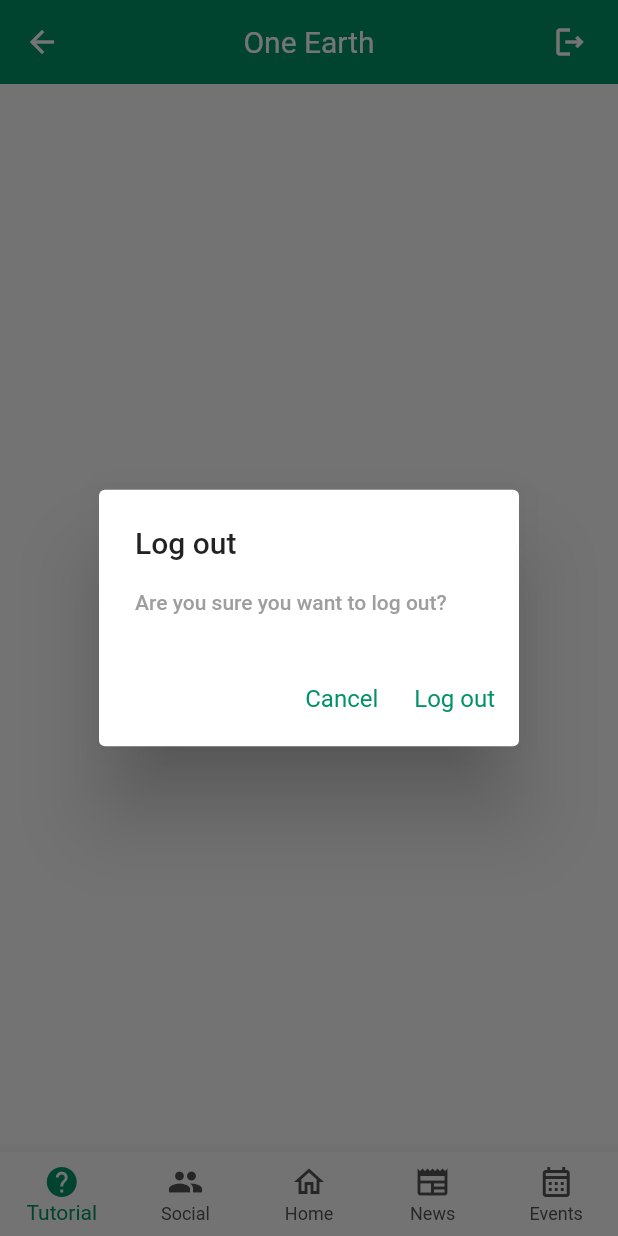
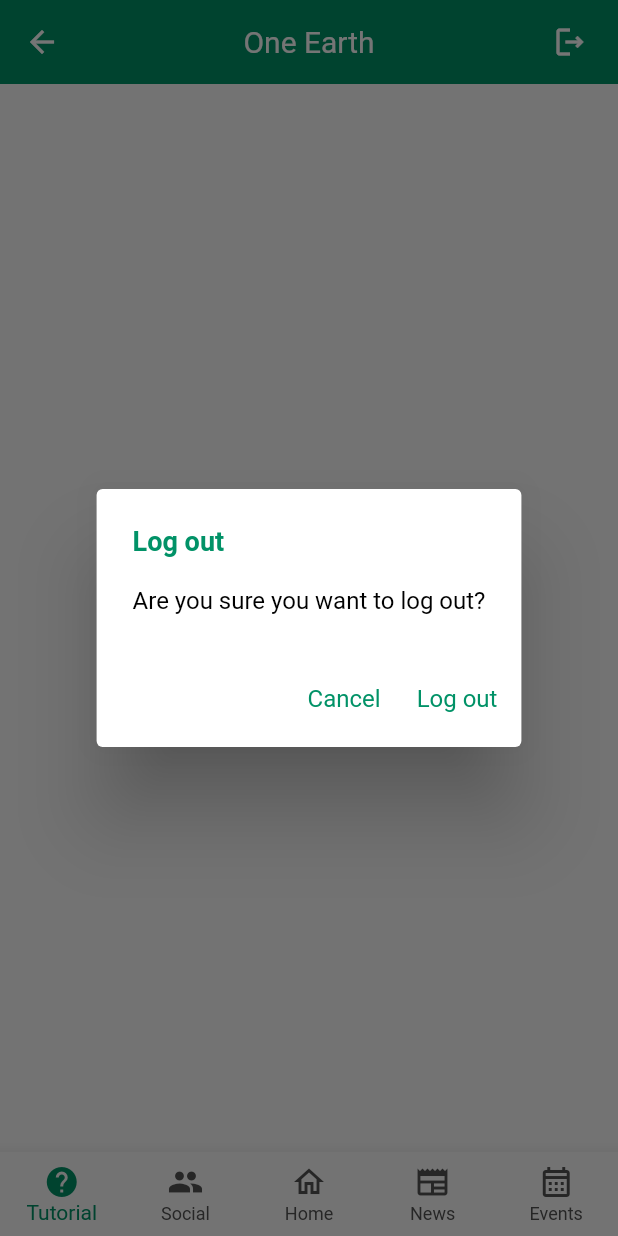
Before and after one commit to toy0407/OneEarth, a Flutter app: the MainScreen screen opened directly with empty values, after a tap on the "logout" icon, on a phone screen of 412 x 824 dp. Run offline on Flutter 3.47's test engine with Material 2 defaults, Android fonts, the phone set to English and light mode, and no system bars; our stand-ins replace bloc, cached_network_image, cloud_firestore, connectivity_plus, email_validator, firebase_auth and 6 more; accounts and stored records are empty; network calls fail; Roboto replaces fonts that are missing (Montserrat).

Commit message:
removed all warnings

```diff
--- a/lib/data/home/home_data.dart
+++ b/lib/data/home/home_data.dart
@@ -53,7 +53,6 @@ class Trivia {
         .collection('Trivia')
         .get()
         .then((value) => totalTrivia = value.size);
-    print(totalTrivia);
     int randomTriviaId = Random().nextInt(totalTrivia) + 1;
     CollectionReference _collectionRef =
         FirebaseFirestore.instance.collection('Trivia');
--- a/lib/data/news/news_data.dart
+++ b/lib/data/news/news_data.dart
@@ -1,3 +1,5 @@
+// ignore_for_file: prefer_if_null_operators
+
 import 'dart:convert';
 import 'package:http/http.dart' as http;
 import 'package:one_earth/presentation/resources/strings_manager.dart';
@@ -36,7 +38,6 @@ class RemoteService {
   var client = http.Client();
   Future<NewsData?> getLocalNews(int nextPage) async {
     String apiKey = AppStrings.newsDataApiKey;
-    String country = 'in';
     String language = 'en';
     String query = 'sustainability';
     String url =
--- a/lib/presentation/dialogs/generic_dialog.dart
+++ b/lib/presentation/dialogs/generic_dialog.dart
@@ -1,4 +1,7 @@
 import 'package:flutter/material.dart';
+import 'package:one_earth/presentation/resources/color_manager.dart';
+import 'package:one_earth/presentation/resources/font_manager.dart';
+import 'package:one_earth/presentation/resources/styles_manager.dart';
 
 typedef DialogOptionBuilder<T> = Map<String, T?> Function();
 
@@ -13,8 +16,18 @@ Future<T?> showGenericDialog<T>({
     context: context,
     builder: (context) {
       return AlertDialog(
-        title: Text(title),
-        content: Text(content),
+        title: Text(
+          title,
+          style: getSemiBoldStyle(
+            color: ColorManager.darkPrimary,
+            fontSize: FontSize.s18,
+          ),
+        ),
+        content: Text(
+          content,
+          style: getRegularStyle(
+              color: ColorManager.black, fontSize: FontSize.s16),
+        ),
         actions: options.keys.map((optionTitle) {
           final value = options[optionTitle];
           return TextButton(
--- a/lib/presentation/login/login_screen.dart
+++ b/lib/presentation/login/login_screen.dart
@@ -11,8 +11,6 @@ import 'package:one_earth/presentation/login/bloc/login_bloc.dart';
 import 'package:one_earth/presentation/login/bloc/login_event.dart';
 import 'package:email_validator/email_validator.dart';
 
-import 'auth/auth_error.dart';
-
 class LoginScreen extends StatefulWidget {
   const LoginScreen({Key? key}) : super(key: key);
 
@@ -24,10 +22,8 @@ class _LoginScreenState extends State<LoginScreen>
     with TickerProviderStateMixin {
   late TextEditingController _emailController;
   late TextEditingController _passwordController;
-  late AnimationController _animationController;
 
   final formKey = GlobalKey<FormState>();
-  late var _animation;
   bool isValid = false;
 
   @override
@@ -67,7 +63,7 @@ class _LoginScreenState extends State<LoginScreen>
       key: formKey,
       child: Scaffold(
         resizeToAvoidBottomInset: false,
-        key: ValueKey(0),
+        key: const ValueKey(0),
         body: Padding(
           padding: const EdgeInsets.all(AppPadding.p20),
           child: Column(
--- a/lib/presentation/login/register_screen.dart
+++ b/lib/presentation/login/register_screen.dart
@@ -1,12 +1,10 @@
 import 'package:flutter/material.dart';
 import 'package:flutter_bloc/flutter_bloc.dart';
-import 'package:flutter_hooks/flutter_hooks.dart';
 import 'package:one_earth/presentation/resources/assets_manager.dart';
 import 'package:one_earth/presentation/resources/values_manager.dart';
 import 'package:one_earth/presentation/login/bloc/login_bloc.dart';
 import 'package:one_earth/presentation/login/bloc/login_event.dart';
 import 'package:email_validator/email_validator.dart';
-import 'package:string_validator/string_validator.dart';
 import 'package:firebase_auth/firebase_auth.dart';
 
 import '../resources/color_manager.dart';
@@ -73,7 +71,7 @@ class _RegisterScreenState extends State<RegisterScreen> {
         child: Padding(
           padding: const EdgeInsets.all(AppPadding.p20),
           child: Column(
-            key: ValueKey(1),
+            key: const ValueKey(1),
             mainAxisAlignment: MainAxisAlignment.center,
             children: [
               Image.asset(ImageAssets.companyLogo),
--- a/lib/presentation/main/main_screen.dart
+++ b/lib/presentation/main/main_screen.dart
@@ -14,7 +14,6 @@ import 'package:one_earth/presentation/main/pageviews/social/social_page.dart';
 import 'package:one_earth/presentation/main/pageviews/tutorial/tutorial_page.dart';
 import 'package:one_earth/presentation/resources/color_manager.dart';
 import 'package:one_earth/presentation/resources/strings_manager.dart';
-import 'package:one_earth/presentation/resources/styles_manager.dart';
 import 'package:lottie/lottie.dart';
 
 import '../resources/assets_manager.dart';
@@ -37,8 +36,8 @@ class MainScreen extends StatefulWidget {
 
 class _MainScreenState extends State<MainScreen> {
   final PageController _pageController = PageController(initialPage: 2);
-  final GlobalKey<RefreshIndicatorState> _refreshIndicatorKey =
-      GlobalKey<RefreshIndicatorState>();
+  // final GlobalKey<RefreshIndicatorState> _refreshIndicatorKey =
+  //     GlobalKey<RefreshIndicatorState>();
 
   late BottomNavigationBloc _bottomNavigationBloc;
 
@@ -100,6 +99,7 @@ class _MainScreenState extends State<MainScreen> {
               if (state.isConnection == false) {
                 return LayoutBuilder(
                   builder: ((context, constraints) => RefreshIndicator(
+                        color: ColorManager.darkPrimary,
                         onRefresh: () {
                           return _onRefresh();
                         },
@@ -119,7 +119,11 @@ class _MainScreenState extends State<MainScreen> {
               }
 
               if (state.isLoading) {
-                return const Text("Loading News...");
+                return Center(
+                  child: CircularProgressIndicator(
+                    color: ColorManager.darkPrimary,
+                  ),
+                );
               }
 
               return NewsPage(data: state.data!);
@@ -143,14 +147,16 @@ class _MainScreenState extends State<MainScreen> {
                 icon: Icon(Icons.calendar_month_outlined), label: 'Events')
           ],
           onTap: (value) {
-            if (value == 0)
+            if (value == 0) {
               _bottomNavigationBloc.add(const TutorialPageTapped());
+            }
             if (value == 1) _bottomNavigationBloc.add(const SocialPageTapped());
             if (value == 2) _bottomNavigationBloc.add(const HomePageTapped());
             if (value == 3) _bottomNavigationBloc.add(const NewsPageTapped());
             if (value == 4) _bottomNavigationBloc.add(const EventsPageTapped());
             _pageController.animateToPage(value,
-                curve: Curves.easeIn, duration: Duration(milliseconds: 350));
+                curve: Curves.easeIn,
+                duration: const Duration(milliseconds: 350));
           }),
     );
   }
--- a/lib/presentation/main/pageviews/events/events_page.dart
+++ b/lib/presentation/main/pageviews/events/events_page.dart
@@ -1,5 +1,3 @@
-//TODO
-
 import 'package:flutter/material.dart';
 import 'package:one_earth/presentation/resources/color_manager.dart';
 import 'package:one_earth/presentation/resources/styles_manager.dart';
--- a/lib/presentation/main/pageviews/home/bloc/leaderboard_tab_cubit.dart
+++ b/lib/presentation/main/pageviews/home/bloc/leaderboard_tab_cubit.dart
@@ -23,7 +23,6 @@ class LeaderboardTabCubit extends Cubit<HomeGenericState> {
   ///
   void load() async {
     //#log
-    print("[EVENT] Popular Categories :: Load");
 
     // Every time when try to load data from repository put the application
     // in a loading state
@@ -37,7 +36,6 @@ class LeaderboardTabCubit extends Cubit<HomeGenericState> {
       emit(HomeGenericState(data: data, isFailed: false));
     } catch (e) {
       // For debugging
-      print(e);
       // For example purpose we do not have a message
       emit(HomeGenericState(isFailed: true, data: []));
     }
--- a/lib/presentation/main/pageviews/home/bloc/my_activities_cubit.dart
+++ b/lib/presentation/main/pageviews/home/bloc/my_activities_cubit.dart
@@ -23,7 +23,6 @@ class MyActivitiesTabCubit extends Cubit<HomeGenericState> {
   ///
   void load() async {
     //#log
-    print("[EVENT] Upcoming Categories :: Load");
 
     // Every time when try to load data from repository put the application
     // in a loading state
@@ -37,7 +36,6 @@ class MyActivitiesTabCubit extends Cubit<HomeGenericState> {
       emit(HomeGenericState(data: data, isFailed: false));
     } catch (e) {
       // For debugging
-      print(e);
       // For example purpose we do not have a message
       emit(HomeGenericState(isFailed: true, data: []));
     }
--- a/lib/presentation/main/pageviews/home/bloc/my_space_tab_cubit.dart
+++ b/lib/presentation/main/pageviews/home/bloc/my_space_tab_cubit.dart
@@ -23,7 +23,6 @@ class MySpaceTabCubit extends Cubit<HomeGenericState> {
   ///
   void load() async {
     //#log
-    print("[EVENT] Recent Categories :: Load");
 
     // Every time when try to load data from repository put the application
     // in a loading state
@@ -37,7 +36,6 @@ class MySpaceTabCubit extends Cubit<HomeGenericState> {
       emit(HomeGenericState(data: data, isFailed: false));
     } catch (e) {
       // For debugging
-      print(e);
       // For example purpose we do not have a message
       emit(HomeGenericState(isFailed: true, data: []));
     }
--- a/lib/presentation/main/pageviews/home/home_page.dart
+++ b/lib/presentation/main/pageviews/home/home_page.dart
@@ -115,11 +115,22 @@ class _HomePageState extends State<HomePage> with TickerProviderStateMixin {
                 BlocBuilder<MySpaceTabCubit, HomeGenericState>(
                   builder: (context, state) {
                     if (state.isFailed) {
-                      return const Text("Failed to fetch My Space.");
+                      return Center(
+                        child: Text(
+                          "Failed to fetch My Space.",
+                          style: getLightStyle(
+                            color: ColorManager.black,
+                            fontSize: FontSize.s20,
+                          ),
+                        ),
+                      );
                     }
 
                     if (state.isLoading) {
-                      return const Text("Loading My Space...");
+                      return Center(
+                        child: CircularProgressIndicator(
+                            color: ColorManager.darkPrimary),
+                      );
                     }
 
                     return MySpaceTabView(data: state.data);
--- a/lib/presentation/main/pageviews/news/bloc/news_cubit.dart
+++ b/lib/presentation/main/pageviews/news/bloc/news_cubit.dart
@@ -24,7 +24,6 @@ class NewsCubit extends Cubit<NewsGenericState> {
   ///
   void load() async {
     //#log
-    print("[EVENT] News :: Load");
 
     var connectivityResult = await Connectivity().checkConnectivity();
     if (connectivityResult == ConnectivityResult.none) {
@@ -42,7 +41,6 @@ class NewsCubit extends Cubit<NewsGenericState> {
         emit(NewsGenericState(data: data!, isFailed: false));
       } catch (e) {
         // For debugging
-        print(e);
         // For example purpose we do not have a message
         emit(NewsGenericState(isFailed: true, data: []));
       }
--- a/lib/presentation/main/pageviews/news/news_page.dart
+++ b/lib/presentation/main/pageviews/news/news_page.dart
@@ -1,10 +1,7 @@
 import 'package:cached_network_image/cached_network_image.dart';
-import 'package:connectivity_plus/connectivity_plus.dart';
 import 'package:flutter/material.dart';
-import 'package:flutter_bloc/flutter_bloc.dart';
 import 'package:lottie/lottie.dart';
 import 'package:one_earth/data/news/news_data.dart';
-import 'package:one_earth/presentation/main/pageviews/news/bloc/news_state.dart';
 import 'package:one_earth/presentation/resources/assets_manager.dart';
 import 'package:one_earth/presentation/resources/color_manager.dart';
 import 'package:one_earth/presentation/resources/styles_manager.dart';
@@ -27,7 +24,6 @@ class NewsPage extends StatefulWidget {
 class _NewsPageState extends State<NewsPage> {
   List<Article>? data;
   int index = 0;
-  var connectivityResult;
 
   @override
   void initState() {
@@ -61,7 +57,7 @@ class _NewsPageState extends State<NewsPage> {
             background: newsCard(prevIndex),
             child: newsCard(index),
             secondaryBackground: newsCard(nextIndex),
-            resizeDuration: Duration(milliseconds: 10),
+            resizeDuration: const Duration(milliseconds: 10),
             key: Key(index.toString()),
             direction: DismissDirection.vertical,
             onDismissed: (direction) {
--- a/lib/presentation/main/pageviews/social/social_page.dart
+++ b/lib/presentation/main/pageviews/social/social_page.dart
@@ -1,5 +1,3 @@
-//TODO
-
 import 'package:flutter/material.dart';
 import 'package:one_earth/presentation/resources/color_manager.dart';
 import 'package:one_earth/presentation/resources/styles_manager.dart';
--- a/lib/presentation/main/pageviews/tutorial/tutorial_page.dart
+++ b/lib/presentation/main/pageviews/tutorial/tutorial_page.dart
@@ -1,5 +1,3 @@
-//TODO
-
 import 'package:flutter/material.dart';
 import 'package:one_earth/presentation/resources/color_manager.dart';
 import 'package:one_earth/presentation/resources/styles_manager.dart';
--- a/lib/presentation/resources/assets_manager.dart
+++ b/lib/presentation/resources/assets_manager.dart
@@ -1,3 +1,5 @@
+// ignore_for_file: constant_identifier_names
+
 const String IMAGE_PATH = "assets/images";
 const String LOTTIE_ANIM_PATH = "assets/lottie_anim";
 
--- a/lib/presentation/resources/routes_manager.dart
+++ b/lib/presentation/resources/routes_manager.dart
@@ -29,9 +29,9 @@ class RouteGenerator {
     return MaterialPageRoute(
         builder: (_) => Scaffold(
               appBar: AppBar(
-                title: Text(AppStrings.noRouteFound),
+                title: const Text(AppStrings.noRouteFound),
               ),
-              body: Center(child: Text(AppStrings.noRouteFound)),
+              body: const Center(child: Text(AppStrings.noRouteFound)),
             ));
   }
 }
--- a/lib/presentation/resources/theme_manager.dart
+++ b/lib/presentation/resources/theme_manager.dart
@@ -15,6 +15,7 @@ ThemeData getApplicationTheme() {
       // ripple color
       splashColor: ColorManager.primary2,
       // will be used incase of disabled button for example
+      // ignore: deprecated_member_use
       accentColor: ColorManager.grey,
       // card view theme
       cardTheme: CardTheme(
```
Also changed, not shown: lib/app.dart (+12 -25 lines), lib/presentation/main/pageviews/news/news_tabs/newsListTile.dart (deleted, +0 -60 lines).
